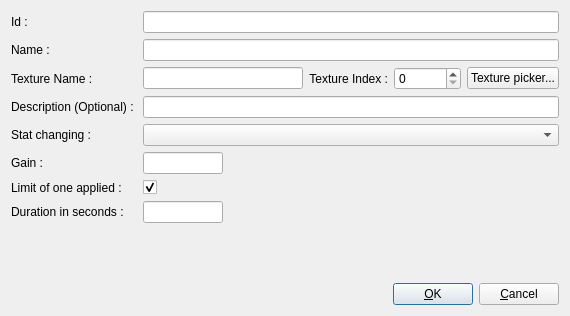
The window that itemEditor/src/editStatsItemForm.ui (jeremydumais/TheWarrior) describes before a commit, drawn with Qt 5.
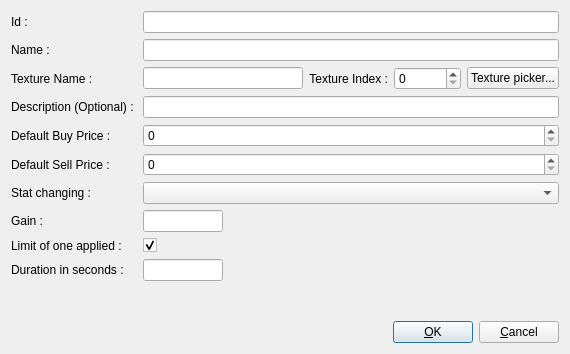
The same window after the commit. Icons and pictures are not drawn.

Commit message: feat: Add default item buy and sell prices

```diff
--- a/itemEditor/src/editStatsItemForm.ui
+++ b/itemEditor/src/editStatsItemForm.ui
@@ -7,7 +7,7 @@
     <x>0</x>
     <y>0</y>
     <width>570</width>
-    <height>316</height>
+    <height>354</height>
    </rect>
   </property>
   <property name="windowTitle">
@@ -120,14 +120,14 @@
        </item>
       </layout>
      </item>
-     <item row="6" column="0">
+     <item row="8" column="0">
       <widget class="QLabel" name="label_7">
        <property name="text">
         <string>Gain :</string>
        </property>
       </widget>
      </item>
-     <item row="6" column="1">
+     <item row="8" column="1">
       <widget class="QLineEdit" name="lineEditGain">
        <property name="maximumSize">
         <size>
@@ -137,24 +137,24 @@
        </property>
       </widget>
      </item>
-     <item row="5" column="1">
+     <item row="7" column="1">
       <widget class="QComboBox" name="comboBoxStatChanging"/>
      </item>
-     <item row="5" column="0">
+     <item row="7" column="0">
       <widget class="QLabel" name="label_6">
        <property name="text">
         <string>Stat changing :</string>
        </property>
       </widget>
      </item>
-     <item row="7" column="0">
+     <item row="9" column="0">
       <widget class="QLabel" name="label_5">
        <property name="text">
         <string>Limit of one applied :</string>
        </property>
       </widget>
      </item>
-     <item row="7" column="1">
+     <item row="9" column="1">
       <widget class="QCheckBox" name="checkBoxLimitOfOneApplied">
        <property name="text">
         <string/>
@@ -164,14 +164,14 @@
        </property>
       </widget>
      </item>
-     <item row="8" column="0">
+     <item row="10" column="0">
       <widget class="QLabel" name="label_8">
        <property name="text">
         <string>Duration in seconds :</string>
        </property>
       </widget>
      </item>
-     <item row="8" column="1">
+     <item row="10" column="1">
       <widget class="QLineEdit" name="lineEditDurationInSecs">
        <property name="maximumSize">
         <size>
@@ -191,6 +191,34 @@
      <item row="4" column="1">
       <widget class="QLineEdit" name="lineEditOptionalDescription"/>
      </item>
+     <item row="5" column="0">
+      <widget class="QLabel" name="label_10">
+       <property name="text">
+        <string>Default Buy Price :</string>
+       </property>
+      </widget>
+     </item>
+     <item row="6" column="0">
+      <widget class="QLabel" name="label_11">
+       <property name="text">
+        <string>Default Sell Price :</string>
+       </property>
+      </widget>
+     </item>
+     <item row="5" column="1">
+      <widget class="QSpinBox" name="spinBoxDefaultBuyPrice">
+       <property name="maximum">
+        <number>999</number>
+       </property>
+      </widget>
+     </item>
+     <item row="6" column="1">
+      <widget class="QSpinBox" name="spinBoxDefaultSellPrice">
+       <property name="maximum">
+        <number>999</number>
+       </property>
+      </widget>
+     </item>
     </layout>
    </item>
   </layout>
```
Left out of the diff: 2 changed lines with no effect on the pictures. The commit also changes 23 other files.
